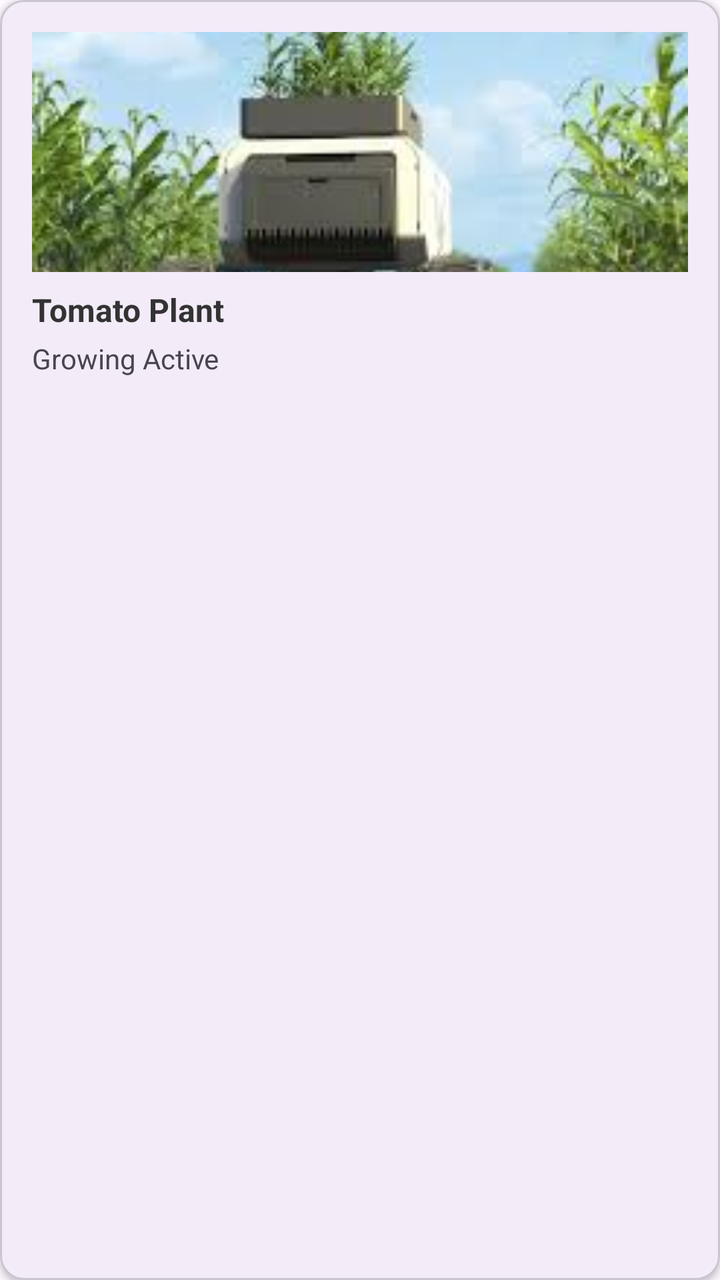
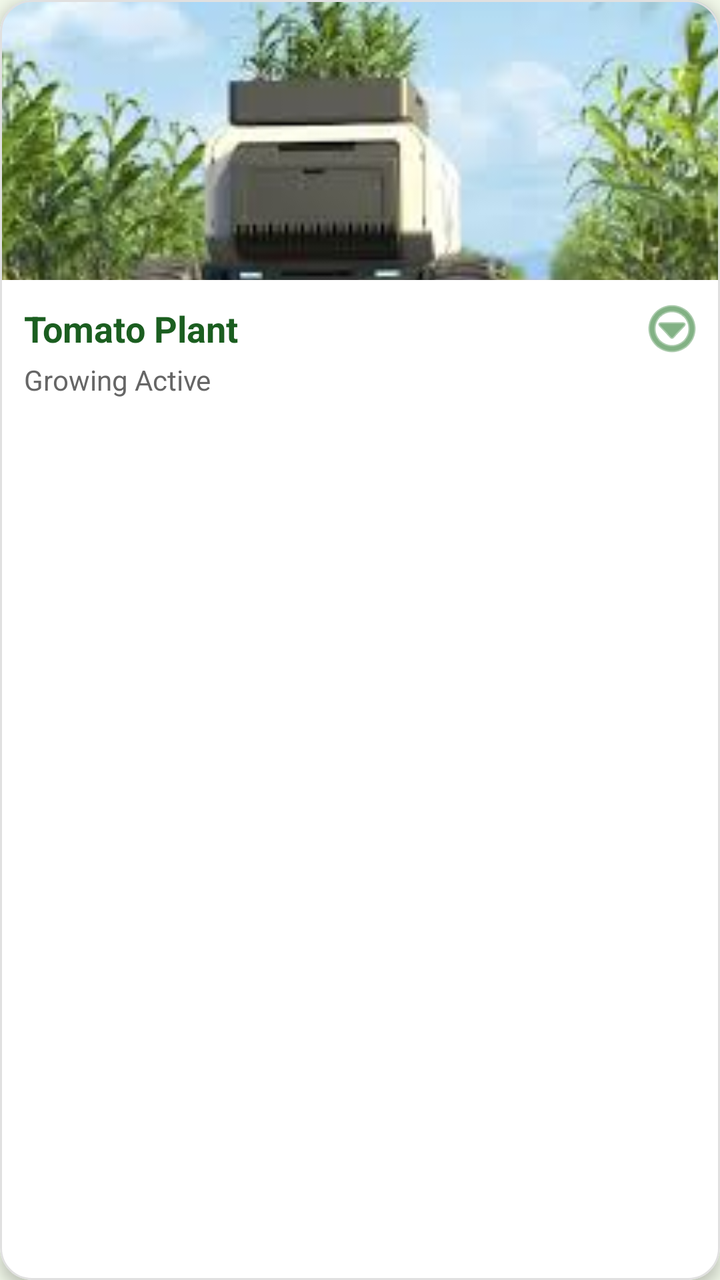

Compare the two renders of this Android layout. The source of the first and the diff that turns it into the second are given below.
<!-- AndroidManifest.xml: application theme Theme.AgriAssist -->
<!-- res/layout/plant_grid_item.xml -->
<?xml version="1.0" encoding="utf-8"?>
<com.google.android.material.card.MaterialCardView xmlns:android="http://schemas.android.com/apk/res/android"
    xmlns:app="http://schemas.android.com/apk/res-auto"
    android:layout_width="match_parent"
    android:layout_height="wrap_content"
    android:layout_margin="8dp"
    app:cardCornerRadius="12dp"
    app:cardElevation="2dp">

    <LinearLayout
        android:layout_width="match_parent"
        android:layout_height="wrap_content"
        android:orientation="vertical"
        android:padding="16dp">

        <ImageView
            android:id="@+id/plant_image"
            android:layout_width="match_parent"
            android:layout_height="120dp"
            android:scaleType="centerCrop"
            android:src="@drawable/img" />

        <TextView
            android:id="@+id/plant_name"
            android:layout_width="wrap_content"
            android:layout_height="wrap_content"
            android:layout_marginTop="8dp"
            android:text="Tomato Plant"
            android:textColor="#333333"
            android:textSize="16sp"
            android:textStyle="bold" />

        <TextView
            android:id="@+id/plant_status"
            android:layout_width="wrap_content"
            android:layout_height="wrap_content"
            android:layout_marginTop="4dp"
            android:text="Growing Active" />

    </LinearLayout>

</com.google.android.material.card.MaterialCardView>
<!-- resources referenced by this layout -->
<resources>
  <!-- drawable img: png bitmap (drawable, 113759 bytes) -->
  <style name="Theme.AgriAssist" parent="Base.Theme.AgriAssist" />
  <style name="Base.Theme.AgriAssist" parent="Theme.Material3.DayNight.NoActionBar">
          
          
      </style>
</resources>

<!-- the commit's change to res/layout/plant_grid_item.xml (unified diff, before → after) -->
@@ -4,39 +4,64 @@
     android:layout_width="match_parent"
     android:layout_height="wrap_content"
     android:layout_margin="8dp"
-    app:cardCornerRadius="12dp"
-    app:cardElevation="2dp">
+    app:cardCornerRadius="16dp"
+    app:cardElevation="4dp"
+    app:strokeWidth="1dp"
+    app:strokeColor="#E0E0E0">
 
-    <LinearLayout
+    <androidx.constraintlayout.widget.ConstraintLayout
         android:layout_width="match_parent"
-        android:layout_height="wrap_content"
-        android:orientation="vertical"
-        android:padding="16dp">
+        android:layout_height="wrap_content">
 
         <ImageView
             android:id="@+id/plant_image"
             android:layout_width="match_parent"
-            android:layout_height="120dp"
+            android:layout_height="140dp"
             android:scaleType="centerCrop"
-            android:src="@drawable/img" />
+            android:src="@drawable/img"
+            app:layout_constraintTop_toTopOf="parent" />
 
         <TextView
             android:id="@+id/plant_name"
-            android:layout_width="wrap_content"
+            android:layout_width="0dp"
             android:layout_height="wrap_content"
-            android:layout_marginTop="8dp"
+            android:layout_marginStart="12dp"
+            android:layout_marginTop="12dp"
+            android:layout_marginEnd="12dp"
             android:text="Tomato Plant"
-            android:textColor="#333333"
-            android:textSize="16sp"
-            android:textStyle="bold" />
+            android:textColor="#1B5E20"
+            android:textSize="18sp"
+            android:textStyle="bold"
+            app:layout_constraintEnd_toStartOf="@+id/more_button"
+            app:layout_constraintStart_toStartOf="parent"
+            app:layout_constraintTop_toBottomOf="@id/plant_image" />
 
         <TextView
             android:id="@+id/plant_status"
             android:layout_width="wrap_content"
             android:layout_height="wrap_content"
+            android:layout_marginStart="12dp"
             android:layout_marginTop="4dp"
-            android:text="Growing Active" />
+            android:layout_marginBottom="12dp"
+            android:text="Growing Active"
+            android:textColor="#666666"
+            android:textSize="14sp"
+            app:layout_constraintBottom_toBottomOf="parent"
+            app:layout_constraintStart_toStartOf="parent"
+            app:layout_constraintTop_toBottomOf="@id/plant_name" />
 
-    </LinearLayout>
+        <ImageButton
+            android:id="@+id/more_button"
+            android:layout_width="40dp"
+            android:layout_height="40dp"
+            android:layout_marginEnd="4dp"
+            android:background="?attr/selectableItemBackgroundBorderless"
+            android:src="@android:drawable/ic_menu_more"
+            app:layout_constraintBottom_toBottomOf="@id/plant_name"
+            app:layout_constraintEnd_toEndOf="parent"
+            app:layout_constraintTop_toTopOf="@id/plant_name"
+            app:tint="#2E7D32" />
+
+    </androidx.constraintlayout.widget.ConstraintLayout>
 
 </com.google.android.material.card.MaterialCardView>
<!-- resource entries referenced after the edit -->
@@ -2,9 +2,18 @@
 <resources>
   <!-- drawable img: png bitmap (drawable, 113759 bytes) -->
   <style name="Theme.AgriAssist" parent="Base.Theme.AgriAssist" />
-  <style name="Base.Theme.AgriAssist" parent="Theme.Material3.DayNight.NoActionBar">
-          
-          
+  <style name="Base.Theme.AgriAssist" parent="Theme.MaterialComponents.DayNight.NoActionBar">
+          <item name="colorPrimary">#2E7D32</item>
+          <item name="colorPrimaryVariant">#1B5E20</item>
+          <item name="colorOnPrimary">@android:color/white</item>
+          <item name="colorSecondary">#8BC34A</item>
+          <item name="colorSecondaryVariant">#689F38</item>
+          <item name="colorOnSecondary">@android:color/black</item>
+          <item name="android:statusBarColor">?attr/colorPrimaryVariant</item>
+          <item name="colorSurface">#FFFFFF</item>
+          <item name="colorOnSurface">#212121</item>
+          <item name="android:windowBackground">@color/backgroundColor</item>
       </style>
+  <color name="backgroundColor">#F1F8E9</color>
 </resources>
 
